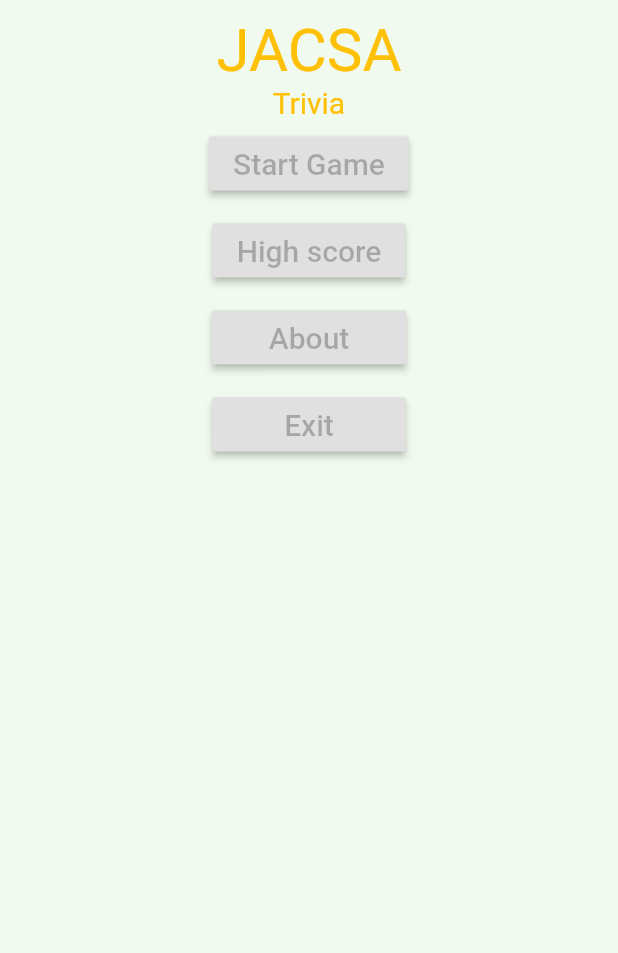
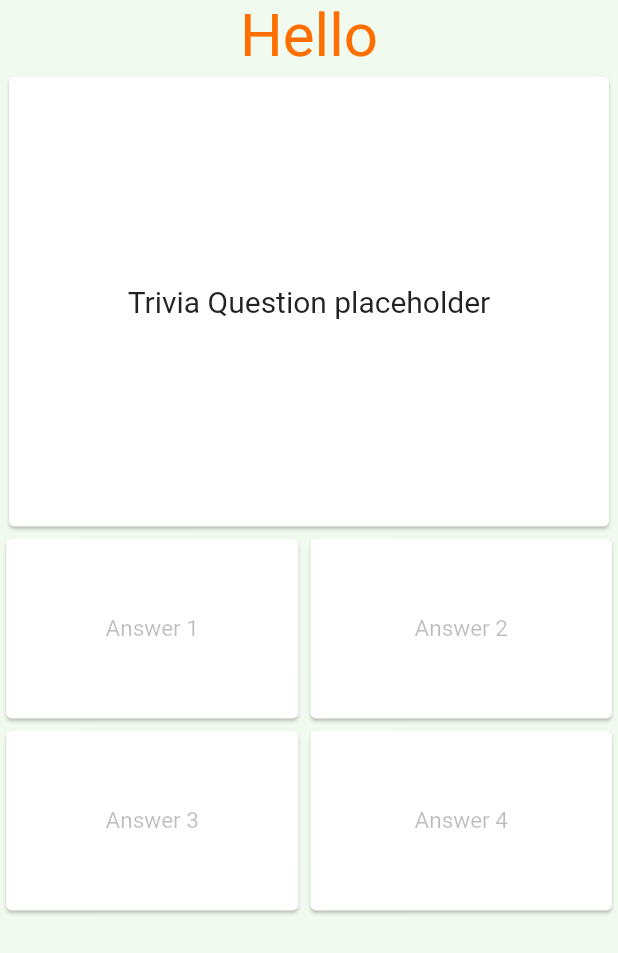
Before and after one commit to Gostis/Flutter_Trivia_App, a Flutter app: the screen it shows after launch, on a phone screen of 412 x 824 dp. Shown: the top 953 px of the screen. Run offline on Flutter 3.47's test engine with Material 2 defaults, Android fonts, the phone set to English and light mode, and no system bars.

Commit message:
Game screen with functioning buttons

```diff
--- a/lib/main.dart
+++ b/lib/main.dart
@@ -2,6 +2,7 @@ import 'package:flutter/material.dart';
 
 import 'screens/new_game.dart';
 import 'screens/start_screen.dart';
+import 'screens/game_screen.dart';
 
 void main() => runApp(MyApp());
 
@@ -23,6 +24,6 @@ class MyApp extends StatelessWidget {
             // Define the default font family.
 
             scaffoldBackgroundColor: Color(0xffF1FAEE)),
-        home: StartScreen());
+        home: Game());
   }
 }
--- /dev/null
+++ b/lib/screens/game_screen.dart
@@ -0,0 +1,36 @@
+import 'package:flutter/material.dart';
+import 'package:trivia_app/widgets/game_answers.dart';
+
+class Game extends StatefulWidget {
+  @override
+  _GameState createState() => _GameState();
+}
+
+class _GameState extends State<Game> {
+  @override
+  Widget build(BuildContext context) {
+    return Scaffold(
+        body: SafeArea(
+      child: Column(
+        children: <Widget>[
+          Center(
+            child: Text(
+              'Hello',
+              style: TextStyle(color: Colors.amber[900], fontSize: 40),
+            ),
+          ),
+          Card(
+              child: Container(
+            width: 400,
+            height: 300,
+            child: Center(
+              child: Text('Trivia Question placeholder',
+                  style: TextStyle(fontSize: 20)),
+            ),
+          )),
+          GameAnswers(),
+        ],
+      ),
+    ));
+  }
+}
--- /dev/null
+++ b/lib/widgets/answer_button.dart
@@ -0,0 +1,42 @@
+import 'package:flutter/material.dart';
+
+class AnswerButton extends StatefulWidget {
+  AnswerButton({this.correct, this.answerText});
+  final bool correct;
+  final String answerText;
+
+  @override
+  _AnswerButtonState createState() => _AnswerButtonState();
+}
+
+class _AnswerButtonState extends State<AnswerButton> {
+  Color _color = Colors.white;
+
+  @override
+  Widget build(BuildContext context) {
+    return GestureDetector(
+      onTap: () {
+        setState(() {
+          if (widget.correct) {
+            _color = Colors.green;
+          } else {
+            _color = Colors.red;
+          }
+        });
+      },
+      child: Card(
+        color: _color,
+        child: Container(
+          width: 195,
+          height: 120,
+          child: Center(
+            child: Text(
+              widget.answerText,
+              style: TextStyle(fontSize: 15, color: Colors.black26),
+            ),
+          ),
+        ),
+      ),
+    );
+  }
+}
--- /dev/null
+++ b/lib/widgets/game_answers.dart
@@ -0,0 +1,32 @@
+import 'package:flutter/material.dart';
+
+import 'package:trivia_app/widgets/answer_button.dart';
+
+class GameAnswers extends StatefulWidget {
+  @override
+  _GameAnswersState createState() => _GameAnswersState();
+}
+
+class _GameAnswersState extends State<GameAnswers> {
+  @override
+  Widget build(BuildContext context) {
+    return Column(
+      children: <Widget>[
+        Row(
+          children: <Widget>[
+            new AnswerButton(correct: true, answerText: "Answer 1"),
+            Expanded(
+                child: new AnswerButton(correct: false, answerText: "Answer 2"))
+          ],
+        ),
+        Row(
+          children: <Widget>[
+            new AnswerButton(correct: false, answerText: "Answer 3"),
+            Expanded(
+                child: new AnswerButton(correct: true, answerText: "Answer 4"))
+          ],
+        )
+      ],
+    );
+  }
+}
```
